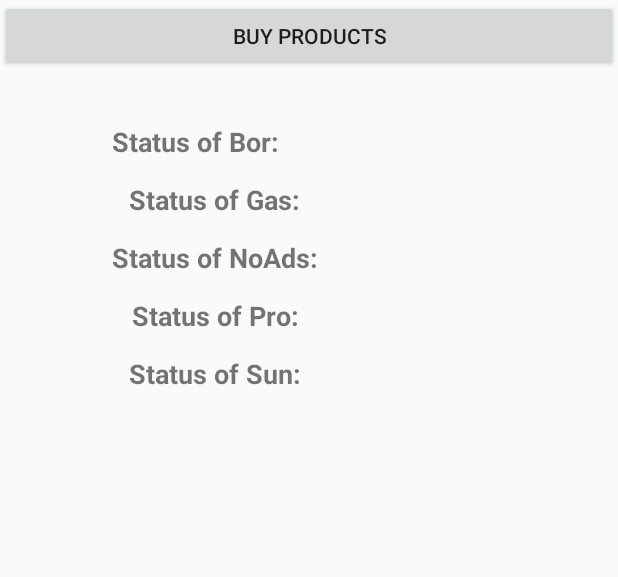
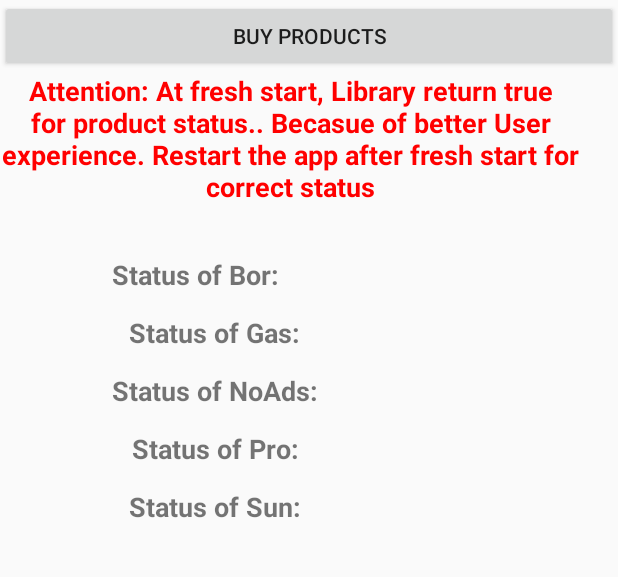
Before and after one commit to Ucdemir/Ucdemir-Inn_App_Purchase_v2, an Android app: the screen it shows after launch (MainActivity), on a phone screen of 412 x 824 dp, the part 206-783 px from its top. Run offline under Robolectric (Android 15) with nearby library versions, the phone set to English and light mode, and no system bars; our stand-ins replace Room's generated code, data binding; libraries missing offline, so code that uses them is left out: com.android.billingclient, com.kaopiz.kprogresshud; 3 statements that could not run were skipped.

Commit message:
versionCode 9 versionName "1.2.3.3" -At Fresh application start, All products return true for better user experience.

```diff
--- a/app/build.gradle
+++ b/app/build.gradle
@@ -8,8 +8,8 @@ android {
         applicationId "yazilim.hilal.yesil.inn_app_purchase"
         minSdkVersion 16
         targetSdkVersion 29
-        versionCode 8
-        versionName "1.2.3.2"
+        versionCode 9
+        versionName "1.2.3.3"
 
         testInstrumentationRunner "androidx.test.runner.AndroidJUnitRunner"
     }
--- a/app/src/main/res/layout/activity_main.xml
+++ b/app/src/main/res/layout/activity_main.xml
@@ -35,6 +35,21 @@
             android:text="Buy Products"
             android:id="@+id/btnPro"
             ></Button>
+
+        <TextView
+            android:layout_width="match_parent"
+            android:layout_height="wrap_content"
+            android:textColor="#ff0000"
+            android:text="Attention: At fresh start, Library return true for
+product status.. Becasue of better User experience. Restart the app after fresh start for correct status"
+            android:layout_marginRight="25dp"
+            android:textSize="18sp"
+            android:textStyle="bold"
+            android:gravity="center"
+            >
+        </TextView>
+
+
         <LinearLayout
             android:layout_width="match_parent"
             android:layout_height="wrap_content"
@@ -46,6 +61,8 @@
             android:textSize="18sp"
             android:textStyle="bold"
             android:gravity="center">
+
+
             <TextView
                 android:layout_width="wrap_content"
                 android:layout_height="match_parent"
--- a/inn_app_purchase_by_yesil_hilal_yazilim/src/main/java/yazilim/hilal/yesil/inn_app_purchase_by_yesil_hilal_yazilim/main/ConnectToPlay.java
+++ b/inn_app_purchase_by_yesil_hilal_yazilim/src/main/java/yazilim/hilal/yesil/inn_app_purchase_by_yesil_hilal_yazilim/main/ConnectToPlay.java
@@ -40,7 +40,7 @@ public class ConnectToPlay  extends YHYManager{
     private   BillingClient mBillingClient;
     private static  ConnectToPlay instance;
 
-
+    private boolean isFirstOpen = false;
 
     private  List<Purchase> listUserBoughtPurchase = new ArrayList<>();
 
@@ -107,9 +107,11 @@ public class ConnectToPlay  extends YHYManager{
         YHYManager.listApplicationSKU = listApplicationSKU;
         DaoPurchaseStatus dao = BillingDB.getDatabase(activity).purchaseStatusDAO();
 
+        isFirstOpen = false;
         for(String sku : listApplicationSKU){
            int count = dao.getCountOfSKU(sku);
            if(count == 0){
+               isFirstOpen = true;
                EntityPurchaseStatus entity = new EntityPurchaseStatus();
                entity.setProductName(sku);
                entity.setBought(true);
@@ -480,8 +482,14 @@ public class ConnectToPlay  extends YHYManager{
 
     public boolean whatIsProductStatus(String skuName){
 
-        return BillingDB.getDatabase(activity).purchaseStatusDAO().isProductBought(skuName);
+        if(isFirstOpen){
 
+            return true;
+
+        }else {
+
+            return BillingDB.getDatabase(activity).purchaseStatusDAO().isProductBought(skuName);
+        }
     }
 
 
```
Also changed, not shown: app/src/main/AndroidManifest.xml (+7 -2 lines).
